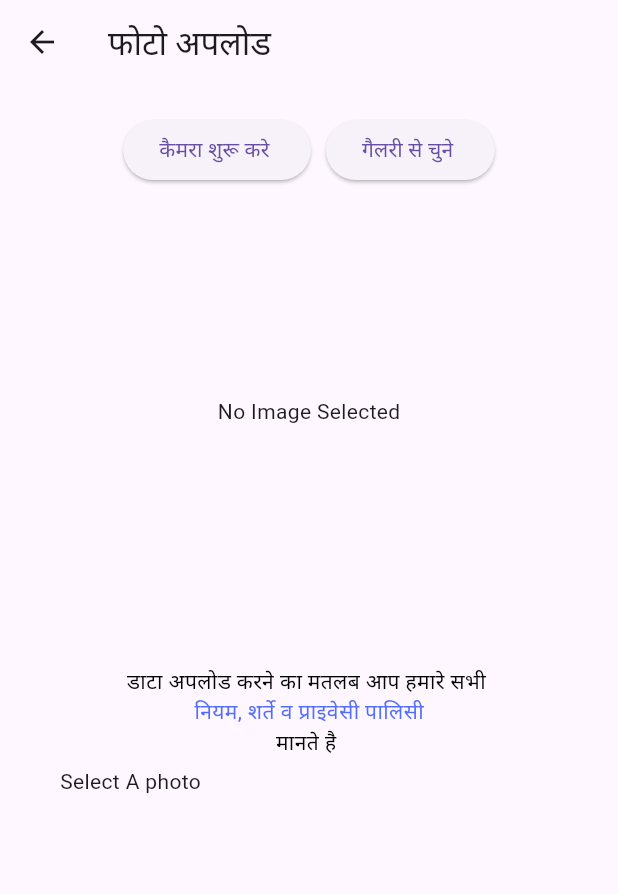
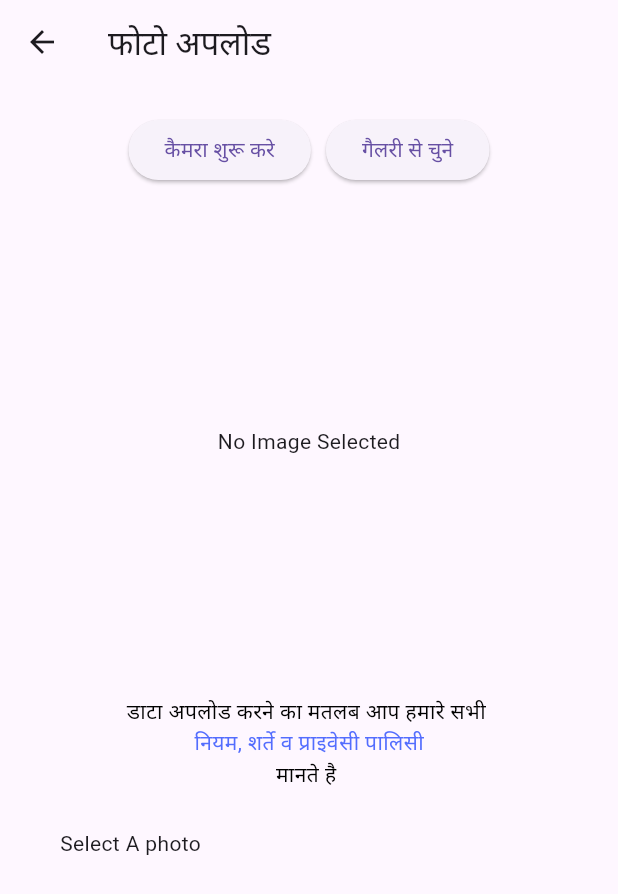
Before and after one commit to nimitji/aprjNewFlutter, a Flutter app: the Addimage screen opened directly with empty values, after a tap on "कैमरा शुरू करे", on a phone screen of 412 x 824 dp. Shown: the top 894 px of the screen. Run offline on Flutter 3.47's test engine with Material 3 defaults, Android fonts, the phone set to English and light mode, and no system bars; our stand-ins replace cached_network_image, carousel_slider, firebase_core, firebase_messaging, firebase_storage, flutter_svg and 7 more; accounts and stored records are empty; statements that could not run were skipped.

Commit message:
30-08-2025-color and grid update

```diff
--- a/lib/addnewbyuser/Image.dart
+++ b/lib/addnewbyuser/Image.dart
@@ -4,184 +4,190 @@ import 'package:aprjnew/addnewbyuser/uploader.dart';
 import 'package:aprjnew/classes/PersonalProfilewithcontact.dart';
 import 'package:flutter/material.dart';
 import 'package:get/get.dart';
-import 'package:get/get_core/src/get_main.dart';
 import 'package:image_cropper/image_cropper.dart';
 import 'package:image_picker/image_picker.dart';
-import 'package:url_launcher/url_launcher.dart';
 
 import '../Constants/app_color.dart';
 import '../Constants/routedart.dart';
-import '../classes/PersonalProfilewithcontact.dart';
 
+class Addimage extends StatefulWidget {
+  final PersonalProfilewithc newprofile;
+  const Addimage(this.newprofile, {Key? key}) : super(key: key);
 
-class Addimage extends StatefulWidget{
-  final PersonalProfilewithc newprofile;
-  Addimage(this.newprofile);
   @override
-  _addnewimagestate createState()=>_addnewimagestate(newprofile);
-
+  State<Addimage> createState() => _AddimageState();
 }
 
+class _AddimageState extends State<Addimage> {
+  XFile? pickedFile;
+  CroppedFile? croppedFileNew;
+  Uint8List? imageBytes;
+  final ImagePicker picker = ImagePicker();
 
+  Future<void> _pickImage(ImageSource source) async {
+    try {
+      pickedFile = await picker.pickImage(
+        source: source,
+        imageQuality: 25,
+        maxHeight: 2000,
+        maxWidth: 2000,
+      );
 
-class _addnewimagestate extends State<Addimage> {
-
-  final PersonalProfilewithc newprofile;
-  XFile? pickedfile;
-  var croppedfilenew;
-  Uint8List? imagebyte;
-  //var croppedFile=CroppedFile("");
-  final picker=ImagePicker();
-
-  _addnewimagestate(this.newprofile);
-
-  Future _pickImage(ImageSource source)async{
-    print("pick image");
-    print(newprofile);
-    pickedfile=await picker.pickImage(source: source,imageQuality: 25,maxHeight: 2000,maxWidth: 2000);
-    _cropImage();
-
-
-
+      if (pickedFile != null) {
+        await _cropImage();
+      }
+    } catch (e) {
+      print("Error picking image: $e");
+    }
   }
 
-  Future<Null> _cropImage() async {
-    if (pickedfile != null) {
-      final croppedFile = await ImageCropper().cropImage(
-        sourcePath: pickedfile!.path,
-        compressFormat: ImageCompressFormat.jpg,
-        compressQuality: 100,
-        uiSettings: [
-          AndroidUiSettings(
-              toolbarTitle: 'Crop Image',
-              toolbarColor: kPrimaryColor,
-              toolbarWidgetColor: Colors.white,
-              initAspectRatio: CropAspectRatioPreset.original,
-              lockAspectRatio: false),
-        ],
+  Future<void> _cropImage() async {
+    if (pickedFile == null) return;
+
+    try {
+      // final cropped = await ImageCropper().cropImage(
+      //   sourcePath: pickedFile!.path,
+      //   compressFormat: ImageCompressFormat.jpg,
+      //   compressQuality: 100,
+      //   uiSettings: [
+      //     AndroidUiSettings(
+      //       toolbarTitle: 'Crop Image',
+      //       toolbarColor: kPrimaryColor,
+      //       toolbarWidgetColor: Colors.white,
+      //       initAspectRatio: CropAspectRatioPreset.original,
+      //       lockAspectRatio: false,
+      //     ),
+      //   ],
+      // );
+
+      CroppedFile? cropped = await ImageCropper().cropImage(
+        sourcePath: pickedFile!.path,
       );
-      if (croppedFile != null) {
-        croppedfilenew = croppedFile;
+
+      if (cropped != null) {
         setState(() {
-          croppedfilenew = croppedFile;
+          croppedFileNew = cropped;
         });
-        uploadFile(0);
+        await uploadFile(0);
       }
+    } catch (e) {
+      print("Error cropping image: $e");
     }
-
   }
 
-  Future<void> uploadFile(int num) async {//0 for top, 1 for bottom, 2 for left,3 for right,4 for front 5 for back
-    print("uploadfile $num");
-    switch(num){
-      case 0 :
-      //print(image.value);
-        await croppedfilenew.readAsBytes().then((value)=>{
-          imagebyte =value
-        });
-    break;
+  Future<void> uploadFile(int num) async {
+    try {
+      if (croppedFileNew == null) return;
+
+      File file = File(croppedFileNew!.path); // ✅ Convert CroppedFile to File
+      Uint8List bytes = await file.readAsBytes();
+
+      setState(() {
+        imageBytes = bytes;
+      });
+    } catch (e) {
+      print("Error uploading file: $e");
     }
-
   }
 
-
-  /*Future<void> _pickImage(ImageSource source) async{
-    File selected=await ImagePicker.pickImage(source: source,maxHeight: 500,maxWidth: 500);
-
-       setState(() {
-      _imagefile=selected;
-    });
-  }*/
-
-@override
+  @override
   void initState() {
-    print(widget.newprofile.Name);
     super.initState();
+    print("Profile Name: ${widget.newprofile.Name}");
   }
 
   @override
   Widget build(BuildContext context) {
     return Scaffold(
-      appBar: AppBar(
-        title:Text("फोटो अपलोड"),
-
-      ),
+      appBar: AppBar(title: const Text("फोटो अपलोड")),
       body: ListView(
         children: <Widget>[
-          SizedBox(height: 20.0),
+          const SizedBox(height: 20.0),
+
+          /// Camera + Gallery buttons
           Row(
             mainAxisAlignment: MainAxisAlignment.center,
             children: <Widget>[
-
               ElevatedButton(
-                onPressed:()=> _pickImage(ImageSource.camera),
-                child: Text('कैमरा शुरू करे '),
+                onPressed: () => _pickImage(ImageSource.camera),
+                child: const Text('कैमरा शुरू करे'),
               ),
-              SizedBox(width: 10.0),
+              const SizedBox(width: 10.0),
               ElevatedButton(
-                onPressed:()=> _pickImage(ImageSource.gallery),
-                child: Text('गैलरी से चुने '),
-              )
+                onPressed: () => _pickImage(ImageSource.gallery),
+                child: const Text('गैलरी से चुने'),
+              ),
             ],
           ),
-          imagebyte == null
-              ? Container(height:300, width: 200,child:Center(child:Text('No Image Selected')))
-              :Container(
-              height:500,
-              width: 300,
-              child:
-                  Column(
-                    children:[
-                      Container(height: 400,width: 300,
-                        child:Center(child:Image.memory(imagebyte!)),
 
-                      ),
+          const SizedBox(height: 20.0),
 
+          /// Show Selected Image
+          imageBytes == null
+              ? Container(
+                height: 300,
+                width: 200,
+                alignment: Alignment.center,
+                child: const Text('No Image Selected'),
+              )
+              : Container(
+                height: 500,
+                width: 300,
+                child: Column(
+                  children: [
+                    Container(
+                      height: 400,
+                      width: 300,
+                      child: Image.memory(imageBytes!, fit: BoxFit.cover),
+                    ),
+                    ElevatedButton(
+                      onPressed: _cropImage,
+                      child: const Icon(Icons.crop),
+                    ),
+                  ],
+                ),
+              ),
 
-                      ElevatedButton(
-                        onPressed:(){_cropImage();}, /*_cropImage()*/
-                        child: Icon(Icons.crop),
-                      )
-                    ])),
+          const SizedBox(height: 20.0),
 
+          /// Privacy policy section
           Column(
             children: [
-              SizedBox(height: 20.0),
-              Container(height: 20,
-                  child: Text("डाटा अपलोड करने का मतलब आप हमारे सभी ",
-                    style: TextStyle(color: Colors.black,fontSize: 14),)),
-              Container(
-                child:InkWell( child: Text("नियम, शर्ते व प्राइवेसी पालिसी",
-                  style: TextStyle(color: Colors.indigoAccent,fontSize: 14),),
-                  onTap:(){
-                    Get.toNamed(AppRoute.privacypolicy);
-                  },
-
+              const Text(
+                "डाटा अपलोड करने का मतलब आप हमारे सभी ",
+                style: TextStyle(color: Colors.black, fontSize: 14),
+              ),
+              InkWell(
+                child: const Text(
+                  "नियम, शर्ते व प्राइवेसी पालिसी",
+                  style: TextStyle(color: Colors.indigoAccent, fontSize: 14),
                 ),
+                onTap: () {
+                  Get.toNamed(AppRoute.privacypolicy);
+                },
               ),
-              Container(
-                  child: Text("मानते है ",
-                    style: TextStyle(color: Colors.black,fontSize: 14),)),
+              const Text(
+                "मानते है ",
+                style: TextStyle(color: Colors.black, fontSize: 14),
+              ),
             ],
           ),
+
+          const SizedBox(height: 20.0),
+
+          /// Uploader Widget
           Container(
-              padding: EdgeInsets.symmetric(vertical: 5.0,horizontal: 40.0),
-              child:
-              imagebyte==null?
-              Text("Select A photo"):
-              Uploader(imagebyte!,newprofile)),
+            padding: const EdgeInsets.symmetric(
+              vertical: 5.0,
+              horizontal: 40.0,
+            ),
+            child:
+                imageBytes == null
+                    ? const Text("Select A photo")
+                    : Uploader(imageBytes!, widget.newprofile),
+          ),
         ],
       ),
-
     );
   }
-
-  /*void printit(PersonalProfilewithc newprofile) {
-    print("Manglik "+newprofile.Manglik);
-    print("Name "+newprofile.Name);
-    print("Age "+newprofile.Age);
-    print("GM "+newprofile.GotraMother);
-    print("GF "+newprofile.GotraFather);
-    print("Profession "+newprofile.Profession);
-  }*/
 }
--- a/lib/addnewbyuser/addProfilebyuser.dart
+++ b/lib/addnewbyuser/addProfilebyuser.dart
@@ -1404,7 +1404,7 @@ class _AddprofileState extends State<AddProfileByUser> {
                   ContactInfoobj: newcontact,
                   Verified: 0,
                   Married: '0',
-                  Income: int.parse(_income.text),
+                  Income: int.parse(_income.text == "" ? "0" : _income.text),
                   Special: 0,
                   Quality: gettextvalue(_special.text),
                 );
@@ -1690,7 +1690,10 @@ class _AddprofileState extends State<AddProfileByUser> {
       return calculateAge(outputDate);
     } catch (err) {
       print(err);
-      DialogHelper.instance.showErrorDialog();
+      DialogHelper.instance.showErrorDialog(
+        title: "Date Error",
+        description: "Select vaild date...",
+      );
     }
   }
 
```
Also changed, not shown: 1 other file.
